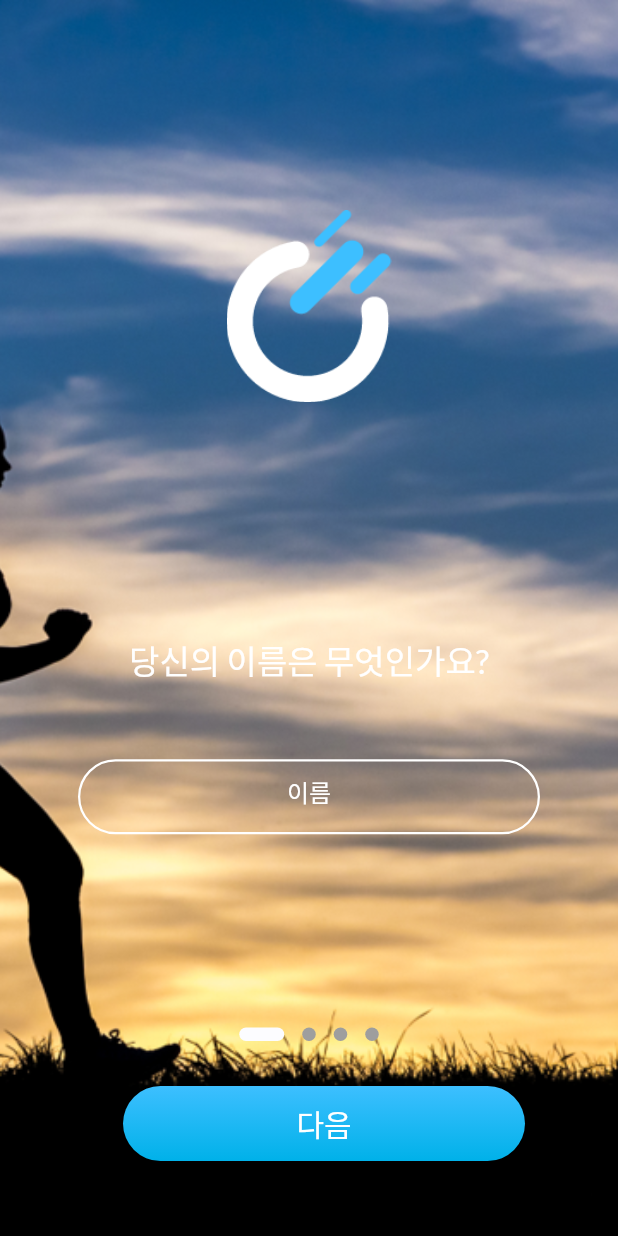
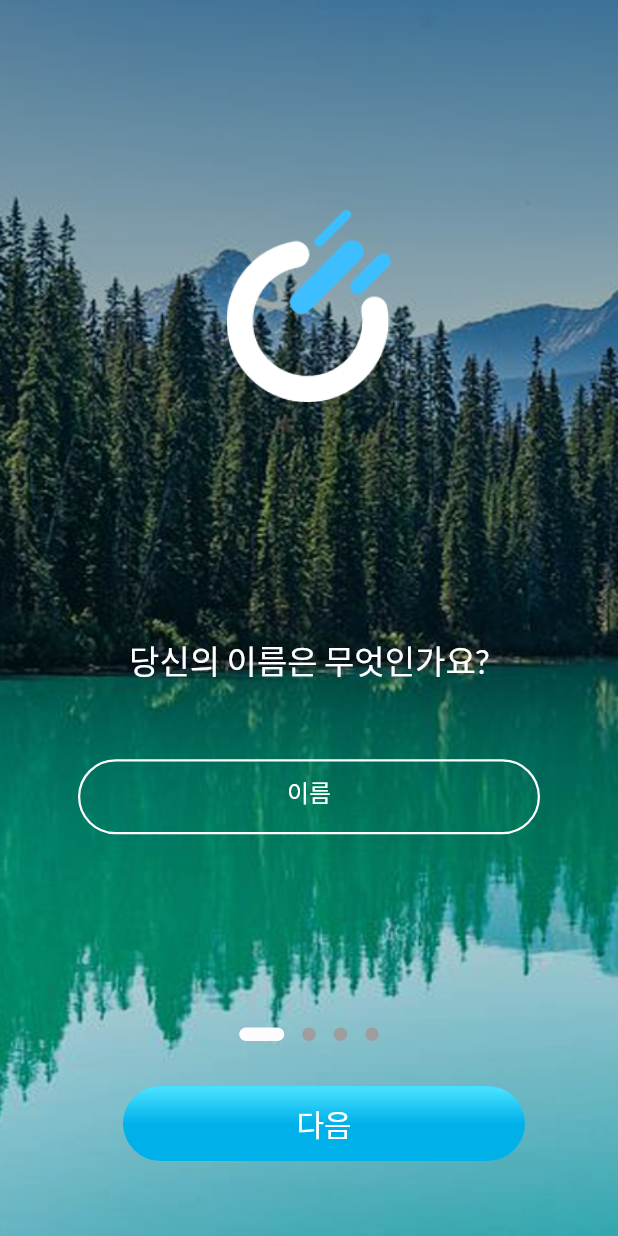
Before and after one commit to plustonic-yong/3youth, a Flutter app: the screen it shows after launch, after a tap on "로그인", on a phone screen of 412 x 824 dp. Run offline on Flutter 3.47's test engine with Material 2 defaults, Android fonts, the phone set to English and light mode, and no system bars; drawn by our look-alikes of dots_indicator; our stand-ins replace cloud_firestore, dio, file_picker, firebase_core, fl_chart, flutter_blue and 5 more; missing offline and left inert: cloud_firestore_web, dart:ffi, firebase_core_web; accounts and stored records are empty; project files that could hold a hidden picture were left out.

```diff
--- a/lib/screens/auth/sign_in.dart
+++ b/lib/screens/auth/sign_in.dart
@@ -23,8 +23,8 @@ class _SignInScreenState extends State<SignInScreen> {
             Container(
               decoration: const BoxDecoration(
                 image: DecorationImage(
-                  image: AssetImage('assets/images/main_background1.png'),
-                  fit: BoxFit.cover,
+                  image: AssetImage('assets/images/background.png'),
+                  fit: BoxFit.fill,
                 ),
               ),
             ),
@@ -130,16 +130,20 @@ class _SignInScreenState extends State<SignInScreen> {
                         );
                       },
                       child: Container(
-                        width: 190.0,
+                        width: 220.0,
                         height: 50.0,
                         decoration: BoxDecoration(
                           gradient: const LinearGradient(
-                            colors: [
-                              Color(0XFF3DBFFF),
-                              Color(0XFF00B1E9),
-                            ],
                             begin: Alignment.topCenter,
                             end: Alignment.bottomCenter,
+                            stops: [
+                              0.05,
+                              0.5,
+                            ],
+                            colors: [
+                              Color(0xff46DFFF),
+                              Color(0xff00B1E9),
+                            ],
                           ),
                           boxShadow: const [
                             BoxShadow(
@@ -164,13 +168,98 @@ class _SignInScreenState extends State<SignInScreen> {
                     ),
                     const SizedBox(height: 40.0),
                     const Text(
-                      '회원가입',
+                      'SNS 회원가입',
                       style: TextStyle(
                         color: Colors.white,
-                        decoration: TextDecoration.underline,
                         fontSize: 20.0,
                       ),
                     ),
+                    const SizedBox(height: 20.0),
+                    //카카오 회원가입
+                    GestureDetector(
+                      onTap: () {},
+                      child: Container(
+                        width: 220.0,
+                        height: 50.0,
+                        padding: const EdgeInsets.symmetric(horizontal: 12.0),
+                        decoration: BoxDecoration(
+                          color: Colors.white,
+                          boxShadow: [
+                            BoxShadow(
+                              color: Color(0xff00000026).withOpacity(0.15),
+                              spreadRadius: 5,
+                              blurRadius: 7,
+                              offset: const Offset(
+                                6,
+                                8,
+                              ), // changes position of shadow
+                            ),
+                          ],
+                          borderRadius: BorderRadius.circular(25.0),
+                        ),
+                        child: Row(
+                          children: [
+                            Image.asset(
+                              'assets/icons/kakao.png',
+                              width: 26.0,
+                              height: 25.0,
+                            ),
+                            const SizedBox(width: 20.0),
+                            const Text(
+                              '카카오 회원가입',
+                              style: TextStyle(
+                                color: Colors.black,
+                                fontSize: 18.0,
+                              ),
+                            ),
+                          ],
+                        ),
+                      ),
+                    ),
+                    const SizedBox(height: 20.0),
+
+                    //네이버 회원가입
+                    GestureDetector(
+                      onTap: () {},
+                      child: Container(
+                        width: 220.0,
+                        height: 50.0,
+                        padding: const EdgeInsets.symmetric(horizontal: 12.0),
+                        decoration: BoxDecoration(
+                          color: Colors.white,
+                          boxShadow: [
+                            BoxShadow(
+                              color: Color(0xff00000026).withOpacity(0.15),
+                              spreadRadius: 5,
+                              blurRadius: 7,
+                              offset: const Offset(
+                                6,
+                                8,
+                              ), // changes position of shadow
+                            ),
+                          ],
+                          borderRadius: BorderRadius.circular(25.0),
+                        ),
+                        child: Row(
+                          children: [
+                            Image.asset(
+                              'assets/icons/naver.png',
+                              width: 26.0,
+                              height: 25.0,
+                            ),
+                            const SizedBox(width: 20.0),
+                            const Text(
+                              '네이버 회원가입',
+                              style: TextStyle(
+                                color: Colors.black,
+                                fontSize: 18.0,
+                              ),
+                            ),
+                          ],
+                        ),
+                      ),
+                    ),
+                    const SizedBox(height: 20.0),
                     const Spacer(),
                     Text(
                       '제3의 청춘 주식회사',
--- a/lib/screens/user/initial_register_user_info.dart
+++ b/lib/screens/user/initial_register_user_info.dart
@@ -27,8 +27,8 @@ class _InitialRegisterUserInfoState extends State<InitialRegisterUserInfo> {
             Container(
               decoration: const BoxDecoration(
                 image: DecorationImage(
-                  image: AssetImage('assets/images/main_background1.png'),
-                  fit: BoxFit.cover,
+                  image: AssetImage('assets/images/background.png'),
+                  fit: BoxFit.fill,
                 ),
               ),
             ),
@@ -145,12 +145,16 @@ class _InitialRegisterUserInfoState extends State<InitialRegisterUserInfo> {
                             height: 50.0,
                             decoration: BoxDecoration(
                               gradient: const LinearGradient(
-                                colors: [
-                                  Color(0XFF3DBFFF),
-                                  Color(0XFF00B1E9),
-                                ],
                                 begin: Alignment.topCenter,
                                 end: Alignment.bottomCenter,
+                                stops: [
+                                  0.05,
+                                  0.5,
+                                ],
+                                colors: [
+                                  Color(0xff46DFFF),
+                                  Color(0xff00B1E9),
+                                ],
                               ),
                               boxShadow: const [
                                 BoxShadow(
```
Also changed, not shown: assets/icons/2x/kakao@2x.png (added), assets/icons/2x/naver@2x.png (added), assets/icons/3x/kakao@3x.png (added), assets/icons/kakao.png (added), assets/icons/naver.png (added), assets/images/2x/background@2x.png (added), assets/images/background.png (added).
